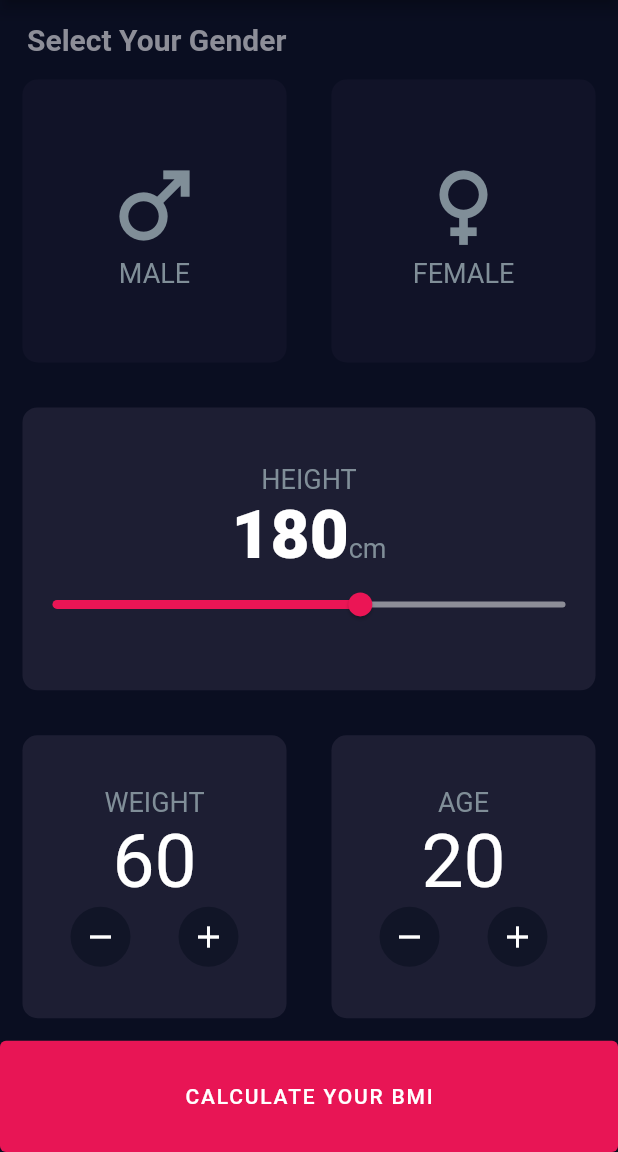
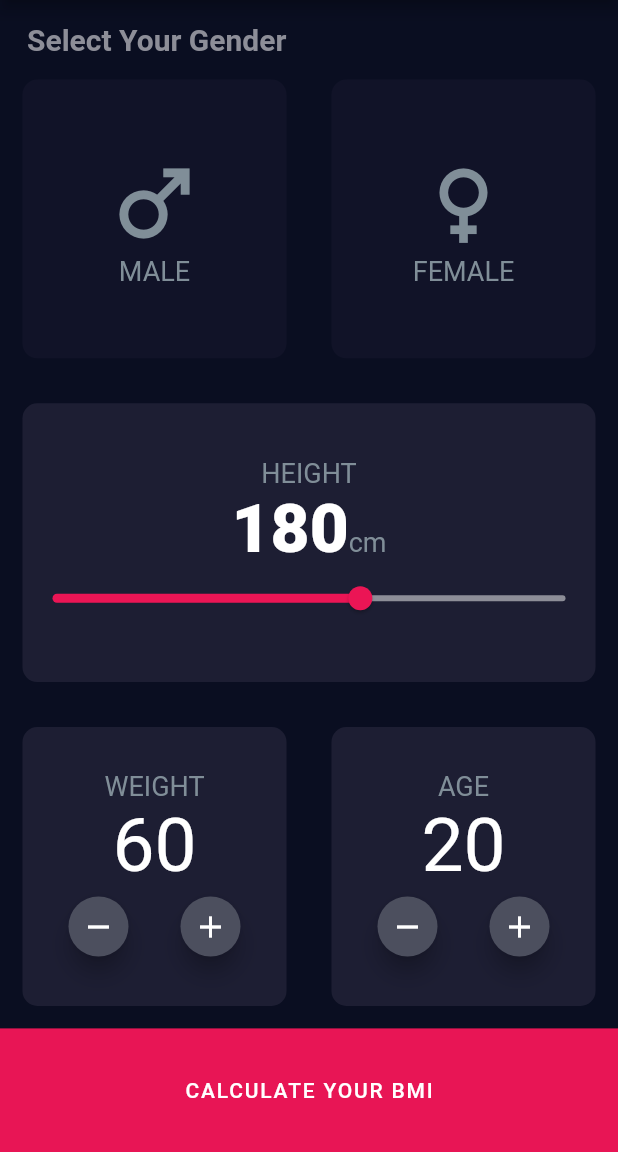
Before and after one commit to mdrabbihossen/BMI-calculator, a Flutter app: the screen it shows after launch, on a phone screen of 412 x 824 dp, the part 84-1236 px from its top. Run offline on Flutter 3.47's test engine with Material 2 defaults, Android fonts, the phone set to English and light mode, and no system bars.

```diff
--- a/lib/constants/widgets/custom_button.dart
+++ b/lib/constants/widgets/custom_button.dart
@@ -1,17 +1,21 @@
 import 'package:bmi_calculator/constants/constants.dart';
 import 'package:flutter/material.dart';
 
-Widget customButton(
-        {required String text,
-        required VoidCallback onPressed,
-        required BuildContext context}) =>
+Widget customButton({
+  required String text,
+  required VoidCallback onPressed,
+  required BuildContext context,
+}) =>
     ElevatedButton(
       style: ElevatedButton.styleFrom(
         primary: Constants().kCustomButtonColor,
         elevation: 0,
+        shape: RoundedRectangleBorder(
+          borderRadius: BorderRadius.zero,
+        ),
         minimumSize: Size(
           double.infinity,
-          MediaQuery.of(context).size.height * 0.09,
+          MediaQuery.of(context).size.height * 0.1,
         ),
       ),
       onPressed: onPressed,
--- a/lib/views/home/screens/home_screen.dart
+++ b/lib/views/home/screens/home_screen.dart
@@ -1,7 +1,7 @@
 import 'package:bmi_calculator/constants/constants.dart';
 import 'package:bmi_calculator/constants/widgets/custom_appBar.dart';
 import 'package:bmi_calculator/constants/widgets/custom_button.dart';
-import 'package:bmi_calculator/views/home/widgets/add_remove_button.dart';
+import 'package:bmi_calculator/views/home/widgets/increase_decreas_btn.dart';
 import 'package:bmi_calculator/constants/widgets/custom_card.dart';
 import 'package:bmi_calculator/views/home/widgets/icon_content.dart';
 import 'package:bmi_calculator/views/result/screens/result_screen.dart';
--- a/lib/views/home/widgets/add_remove_button.dart
+++ /dev/null
@@ -1,14 +0,0 @@
-import 'package:flutter/material.dart';
-
-Widget increaseDecrease(
-        {required IconData icon, required VoidCallback onPress}) =>
-    GestureDetector(
-      onTap: onPress,
-      child: CircleAvatar(
-        backgroundColor: Color(0xff111527),
-        child: Icon(
-          icon,
-          color: Colors.white,
-        ),
-      ),
-    );
--- /dev/null
+++ b/lib/views/home/widgets/increase_decreas_btn.dart
@@ -0,0 +1,17 @@
+import 'package:flutter/material.dart';
+
+Widget increaseDecrease({
+  required IconData icon,
+  required VoidCallback onPress,
+}) =>
+    RawMaterialButton(
+      onPressed: onPress,
+      elevation: 6.0,
+      shape: CircleBorder(),
+      fillColor: Color(0xff4c4f5e),
+      constraints: BoxConstraints.tightFor(
+        width: 40,
+        height: 40,
+      ),
+      child: Icon(icon),
+    );
--- a/lib/views/result/screens/result_screen.dart
+++ b/lib/views/result/screens/result_screen.dart
@@ -112,7 +112,7 @@ class ResultScreen extends StatelessWidget {
               Navigator.pop(context);
             },
             context: context,
-          )
+          ),
         ],
       ),
     );
```
